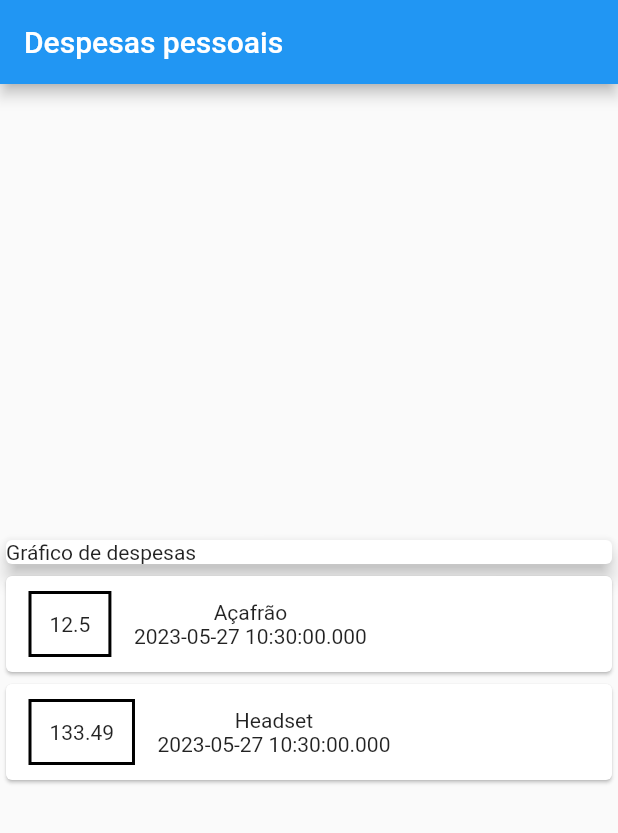
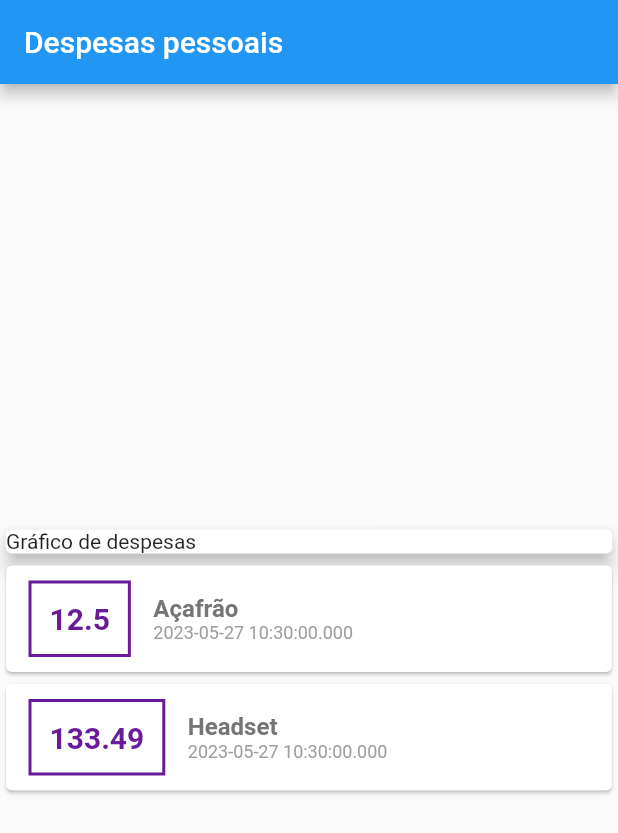
Before and after one commit to AdrianoSantana/flutter-expenses, a Flutter app: the screen it shows after launch, on a phone screen of 412 x 824 dp. Shown: the top 833 px of the screen. Run offline on Flutter 3.47's test engine with Material 2 defaults, Android fonts, the phone set to English and light mode, and no system bars.

Commit message:
feat: style text

```diff
--- a/lib/main.dart
+++ b/lib/main.dart
@@ -48,19 +48,38 @@ class HomePage extends StatelessWidget {
                               ),
                               decoration: BoxDecoration(
                                 border: Border.all(
-                                  color: Colors.black,
+                                  color: (Colors.purple[800])!,
                                   width: 2,
                                 ),
                               ),
                               padding: const EdgeInsets.all(12.0),
                               child: Text(
                                 tr.value.toString(),
+                                style: TextStyle(
+                                  fontWeight: FontWeight.bold,
+                                  fontSize: 20.0,
+                                  color: Colors.purple[800],
+                                ),
                               ),
                             ),
                             Column(
+                              crossAxisAlignment: CrossAxisAlignment.start,
                               children: [
-                                Text(tr.title),
-                                Text(tr.date.toLocal().toString())
+                                Text(
+                                  tr.title,
+                                  style: TextStyle(
+                                    color: Colors.grey[600],
+                                    fontWeight: FontWeight.bold,
+                                    fontSize: 16.0,
+                                  ),
+                                ),
+                                Text(
+                                  tr.date.toLocal().toString(),
+                                  style: const TextStyle(
+                                    fontSize: 12.0,
+                                    color: Colors.grey,
+                                  ),
+                                )
                               ],
                             ),
                           ],
```
